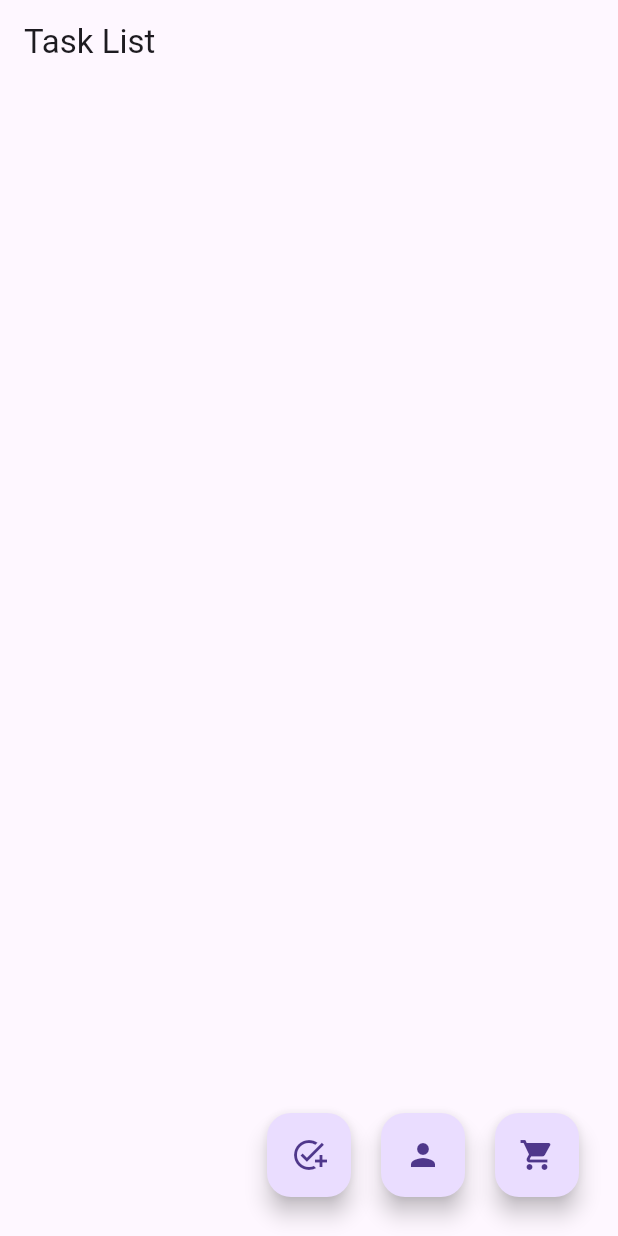
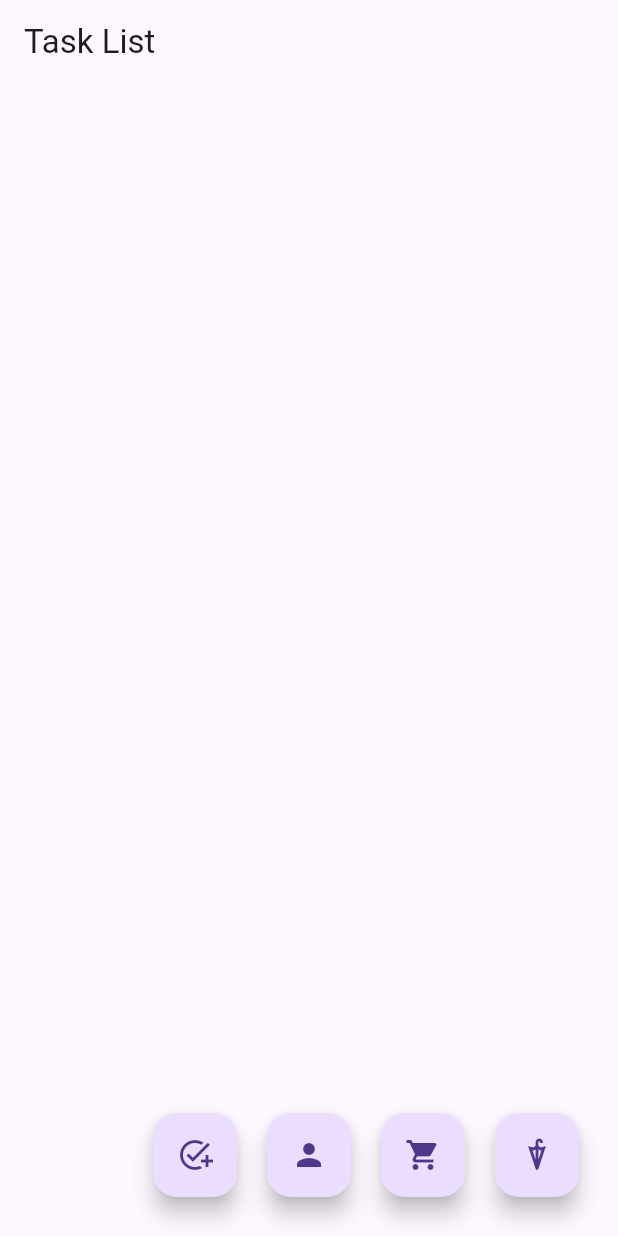
Before and after one commit to brshin/taskmonster, a Flutter app: the screen it shows after launch, on a phone screen of 412 x 824 dp. Run offline on Flutter 3.47's test engine with Material 3 defaults, Android fonts, the phone set to English and light mode, and no system bars.

Commit message:
dart 'fixes', database and shop improvements

```diff
--- a/mhacks_app/lib/currency.dart
+++ b/mhacks_app/lib/currency.dart
@@ -1,6 +1,4 @@
-import 'player.dart';
 import 'main.dart';
-import 'enemy.dart';
 
 class Currency {
   int gold;
--- a/mhacks_app/lib/enemy.dart
+++ b/mhacks_app/lib/enemy.dart
@@ -1,5 +1,4 @@
 import 'package:flutter/material.dart';
-import 'package:intl/intl.dart';
 import 'player.dart';
 import 'dart:math';
 
--- a/mhacks_app/lib/main.dart
+++ b/mhacks_app/lib/main.dart
@@ -2,12 +2,10 @@
 
 import 'package:flutter/material.dart';
 import 'package:intl/intl.dart';
-import 'package:day_night_time_picker/day_night_time_picker.dart';
-import 'package:table_calendar/table_calendar.dart';
-import 'package:calendar_date_picker2/calendar_date_picker2.dart';
 import 'player.dart';
 import 'enemy.dart';
 import 'shop.dart';
+import 'database.dart';
 
 Player user = Player();
 
@@ -16,6 +14,8 @@
 }
 
 class MyApp extends StatelessWidget {
+  const MyApp({super.key});
+
   @override
   Widget build(BuildContext context) {
     return MaterialApp(
@@ -93,6 +93,8 @@
 }
 
 class TaskListScreen extends StatefulWidget {
+  const TaskListScreen({super.key});
+
   // Define TaskListScreen
   @override
   _TaskListScreenState createState() => _TaskListScreenState();
@@ -100,8 +102,8 @@
 
 class _TaskListScreenState extends State<TaskListScreen> {
   List<Task> tasks = [];
-  DateTime _selectedDay = DateTime.now();
-  DateTime _dates = DateTime.now();
+  final DateTime _selectedDay = DateTime.now();
+  final DateTime _dates = DateTime.now();
 
   //TextEditingController dateController = TextEditingController();
   TaskController taskController = TaskController();
@@ -226,6 +228,16 @@
               child: Icon(Icons.shopping_cart),
             ),
           ),
+          Container(
+            margin: EdgeInsets.all(10),
+            child: FloatingActionButton(
+              onPressed: () {
+                dbtest();
+              },
+              tooltip: 'Test Database',
+              child: Icon(Icons.umbrella),
+            ),
+          ),
         ],
       ),
     );
@@ -247,7 +259,7 @@
                 builder: (context) {
                   var height = MediaQuery.of(context).size.height;
                   var width = MediaQuery.of(context).size.width;
-                  return Container(
+                  return SizedBox(
                     height: height - 400,
                     width: width - 400,
                     child: Column(
--- a/mhacks_app/lib/shop.dart
+++ b/mhacks_app/lib/shop.dart
@@ -22,50 +22,50 @@
 class Shop {
   // master shop map of all possible items
   // KEY: Item name, VALUE: Unlock level
-  Map<String, ItemStat> shopMap = {
-    'Sword': ItemStat(1, 0, 0, false, 10, 1),
-    'Apple': ItemStat(0, 0, 2, true, 10, 2),
-    'Shield': ItemStat(0, 2, 0, false, 20, 3),
-    'Health Potion': ItemStat(0, 0, 7, true, 15, 4),
-    'Magic Wand': ItemStat(3, 0, 0, false, 30, 5),
-    'Helmet': ItemStat(0, 3, 0, false, 25, 6),
-    'Gold Sword': ItemStat(5, 0, 0, false, 40, 7),
-    'Bow': ItemStat(3, 0, 0, false, 35, 8),
-    'Mana Elixir': ItemStat(0, 0, 8, true, 20, 9),
-    'Diamond Sword': ItemStat(7, 0, 0, false, 60, 10),
-    'Platinum Shield': ItemStat(0, 5, 0, false, 50, 11),
-    'Enchanted Robe': ItemStat(0, 3, 0, false, 40, 12),
-    'Dagger': ItemStat(5, 0, 0, false, 35, 13),
-    'Crystal Ball': ItemStat(1, 1, 1, true, 40, 14),
-    'Steel Armor': ItemStat(0, 7, 0, false, 45, 15),
-    'Fire Staff': ItemStat(8, 0, 0, false, 50, 16),
-    'Elixir of Wisdom': ItemStat(0, 0, 10, true, 55, 17),
-    'Invisibility Cloak': ItemStat(3, 3, 0, true, 60, 18),
-    'Thunder Hammer': ItemStat(10, 0, 0, false, 65, 19),
-    'Phoenix Feather': ItemStat(0, 0, 15, true, 70, 20),
-    'Ice Blade': ItemStat(10, 0, 0, false, 75, 21),
-    'Dragon Scale Armor': ItemStat(0, 10, 0, false, 80, 22),
-    'Vortex Orb': ItemStat(0, 0, 20, true, 85, 23),
-    'Shadow Cloak': ItemStat(5, 5, 0, false, 90, 24),
-    'Mystic Bow': ItemStat(10, 0, 0, false, 95, 25),
-    'Amulet of Power': ItemStat(15, 0, -10, true, 100, 26),
-    'Celestial Staff': ItemStat(18, -5, 0, false, 105, 27),
-    'Titanium Shield': ItemStat(0, 15, -10, false, 110, 28),
-    'Dimensional Robes': ItemStat(0, 0, 25, true, 115, 29),
-    'Excalibur': ItemStat(25, 0, 0, false, 200, 30),
+  static Map<String, ItemStat> master = {
+    'Sword': ItemStat(attackBoost: 1, defenseBoost: 0, healthBoost: 0, consumable: false, price: 10, unlockLevel: 1),
+    'Apple': ItemStat(attackBoost: 0, defenseBoost: 0, healthBoost: 2, consumable: true, price: 10, unlockLevel: 2),
+    'Shield': ItemStat(attackBoost: 0, defenseBoost: 2, healthBoost: 0, consumable: false, price: 20, unlockLevel: 3),
+    'Health Potion': ItemStat(attackBoost: 0, defenseBoost: 0, healthBoost: 7, consumable: true, price: 15, unlockLevel: 4),
+    'Magic Wand': ItemStat(attackBoost: 3, defenseBoost: 0, healthBoost: 0, consumable: false, price: 30, unlockLevel: 5),
+    'Helmet': ItemStat(attackBoost: 0, defenseBoost: 3, healthBoost: 0, consumable: false, price: 25, unlockLevel: 6),
+    'Bow': ItemStat(attackBoost: 3, defenseBoost: 0, healthBoost: 0, consumable: false, price: 35, unlockLevel: 8),
+    'Mana Elixir': ItemStat(attackBoost: 0, defenseBoost: 0, healthBoost: 8, consumable: true, price: 20, unlockLevel: 9),
+    'Diamond Sword': ItemStat(attackBoost: 7, defenseBoost: 0, healthBoost: 0, consumable: false, price: 60, unlockLevel: 10),
+    'Platinum Shield': ItemStat(attackBoost: 0, defenseBoost: 5, healthBoost: 0, consumable: false, price: 50, unlockLevel: 11),
+    'Enchanted Robe': ItemStat(attackBoost: 0, defenseBoost: 3, healthBoost: 0, consumable: false, price: 40, unlockLevel: 12),
+    'Dagger': ItemStat(attackBoost: 5, defenseBoost: 0, healthBoost: 0, consumable: false, price: 35, unlockLevel: 13),
+    'Crystal Ball': ItemStat(attackBoost: 1, defenseBoost: 1, healthBoost: 1, consumable: true, price: 40, unlockLevel: 14),
+    'Steel Armor': ItemStat(attackBoost: 0, defenseBoost: 7, healthBoost: 0, consumable: false, price: 45, unlockLevel: 15),
+    'Fire Staff': ItemStat(attackBoost: 8, defenseBoost: 0, healthBoost: 0, consumable: false, price: 50, unlockLevel: 16),
+    'Elixir of Wisdom': ItemStat(attackBoost: 0, defenseBoost: 0, healthBoost: 10, consumable: true, price: 55, unlockLevel: 17),
+    'Invisibility Cloak': ItemStat(attackBoost: 3, defenseBoost: 3, healthBoost: 0, consumable: true, price: 60, unlockLevel: 18),
+    'Thunder Hammer': ItemStat(attackBoost: 10, defenseBoost: 0, healthBoost: 0, consumable: false, price: 65, unlockLevel: 19),
+    'Phoenix Feather': ItemStat(attackBoost: 0, defenseBoost: 0, healthBoost: 15, consumable: true, price: 70, unlockLevel: 20),
+    'Ice Blade': ItemStat(attackBoost: 10, defenseBoost: 0, healthBoost: 0, consumable: false, price: 75, unlockLevel: 21),
+    'Dragon Scale Armor': ItemStat(attackBoost: 0, defenseBoost: 10, healthBoost: 0, consumable: false, price: 80, unlockLevel: 22),
+    'Vortex Orb': ItemStat(attackBoost: 0, defenseBoost: 0, healthBoost: 20, consumable: true, price: 85, unlockLevel: 23),
+    'Shadow Cloak': ItemStat(attackBoost: 5, defenseBoost: 5, healthBoost: 0, consumable: false, price: 90, unlockLevel: 24),
+    'Mystic Bow': ItemStat(attackBoost: 10, defenseBoost: 0, healthBoost: 0, consumable: false, price: 95, unlockLevel: 25),
+    'Amulet of Power': ItemStat(attackBoost: 15, defenseBoost: 0, healthBoost: -10, consumable: true, price: 100, unlockLevel: 26),
+    'Celestial Staff': ItemStat(attackBoost: 18, defenseBoost: -5, healthBoost: 0, consumable: false, price: 105, unlockLevel: 27),
+    'Titanium Shield': ItemStat(attackBoost: 0, defenseBoost: 15, healthBoost: -10, consumable: false, price: 110, unlockLevel: 28),
+    'Dimensional Robes': ItemStat(attackBoost: 0, defenseBoost: 0, healthBoost: 25, consumable: true, price: 115, unlockLevel: 29),
+    'Excalibur': ItemStat(attackBoost: 25, defenseBoost: 0, healthBoost: 0, consumable: false, price: 200, unlockLevel: 30),
   };
 
   // temporary shop map of items currently available
   // KEY: Item name, VALUE: Unlock level
   // INVARIANT: subset of masterShopMap
-  late Map<String, int> currentShopMap;
+  late Map<String, ItemStat> current;
 
-  Shop(Map<String, int> current) {
-    currentShopMap = current;
+  Shop(Map<String, ItemStat> c) {
+    current = c;
   }
 
+// this should determine current based on user inventory and experience
   Shop.namedConstructor(Player user) {
-    currentShopMap = costMap;
+    current = current;
   }
 
   // prototype of display function
@@ -77,21 +77,21 @@
                 builder: (context) {
                   var height = MediaQuery.of(context).size.height;
                   var width = MediaQuery.of(context).size.width;
-                  return Container(
+                  return SizedBox(
                     height: height - 400,
                     width: width - 400,
                     child: ListView.builder(
-                      itemCount: currentShopMap.length,
+                      itemCount: current.length,
                       itemBuilder: (context, index) {
-                        var item = currentShopMap.entries.elementAt(index);
+                        var item = current.entries.elementAt(index);
                         if (itemAvailable(item.key, player)) {
                           return ShopItem(
                             itemName: item.key,
-                            itemPrice: costMap[item.key] ?? -1,
+                            itemPrice: master[item.key]?.price ?? -1,
                             onPressed: () => purchaseItem(item.key, player),
                           );
                         } else {
-                          return SizedBox
+                          return const SizedBox
                               .shrink(); // Return an empty widget if the item is not available
                         }
                       },
@@ -105,13 +105,13 @@
   // determines whether an item is available, based on the player's level
   bool itemAvailable(String item, Player player) {
     int playerLevel = player.level;
-    int requiredLevel = masterShopMap[item] ?? 1;
+    int requiredLevel = master[item]?.unlockLevel ?? 1;
     return playerLevel >= requiredLevel;
   }
 
   // determines whether an item can be bought by a given player
   bool itemAffordable(String item, Player player) {
-    int cost = costMap[item] ?? -1;
+    int cost = master[item]?.price ?? -1;
     if (cost == -1) {
       return false;
     } else {
@@ -121,13 +121,13 @@
 
   // returns a boolean that shows whether the transaction went through or not
   bool purchaseItem(String item, Player player) {
-    int cost = costMap[item] ?? -1;
+    int cost = master[item]?.price ?? -1;
     if (!itemAffordable(item, player)) {
       return false;
     } else {
       player.gold -= cost;
       player.items.add(item);
-      currentShopMap.remove(item);
+      current.remove(item);
       return true;
     }
   }
@@ -138,7 +138,7 @@
   final int itemPrice;
   final VoidCallback onPressed;
 
-  ShopItem({
+  const ShopItem({super.key,
     required this.itemName,
     required this.itemPrice,
     required this.onPressed,
@@ -150,7 +150,7 @@
       title: Text(itemName),
       subtitle: Text('\$${itemPrice.toString()}'),
       trailing: IconButton(
-        icon: Icon(Icons.add_shopping_cart),
+        icon: const Icon(Icons.add_shopping_cart),
         onPressed: onPressed,
       ),
     );
```
Also changed, not shown: mhacks_app/lib/database.dart (+9 -12 lines), mhacks_app/lib/player.dart (+15 -17 lines), mhacks_app/pubspec.lock.
